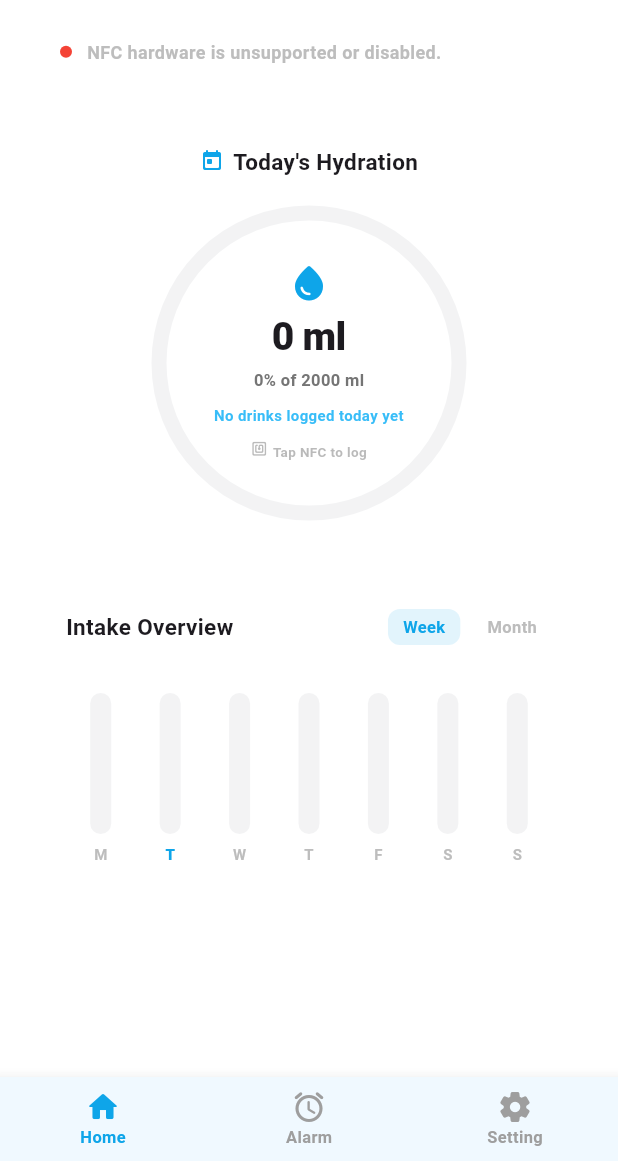
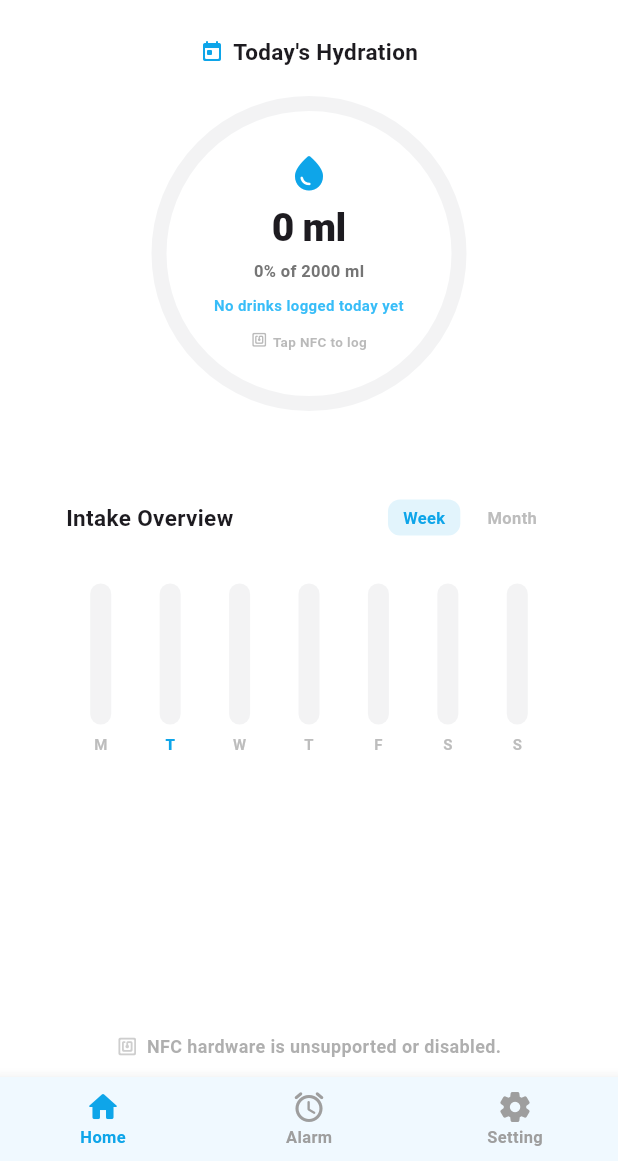
Before and after one commit to rmdir-sys32/hydra-water-tracker, a Flutter app: the screen it shows after launch, on a phone screen of 412 x 824 dp, the part 75-1236 px from its top. Run offline on Flutter 3.47's test engine with Material 3 defaults, Android fonts, the phone set to English and light mode, and no system bars; our stand-ins replace shared_preferences; missing offline and left inert: flutter_nfc_kit, liquid_glass_renderer.

Commit message:
Move dynamic NFC status banner to bottom of the screen above navbar with lower opacity

```diff
--- a/lib/main.dart
+++ b/lib/main.dart
@@ -411,7 +411,38 @@ class _WaterTrackerPageState extends State<WaterTrackerPage> with WidgetsBinding
     }
 
     return Scaffold(
-      body: SafeArea(child: currentBody),
+      body: SafeArea(
+        child: Column(
+          children: [
+            Expanded(child: currentBody),
+            Opacity(
+              opacity: 0.5,
+              child: Padding(
+                padding: const EdgeInsets.only(bottom: 12.0, left: 16.0, right: 16.0),
+                child: Row(
+                  mainAxisAlignment: MainAxisAlignment.center,
+                  children: [
+                    Icon(
+                      Icons.nfc_rounded,
+                      size: 14,
+                      color: _isPolling ? theme.colorScheme.primary : Colors.grey,
+                    ),
+                    const SizedBox(width: 6),
+                    Text(
+                      _status,
+                      style: TextStyle(
+                        fontSize: 12,
+                        fontWeight: FontWeight.bold,
+                        color: theme.brightness == Brightness.light ? Colors.grey[700] : Colors.grey[300],
+                      ),
+                    ),
+                  ],
+                ),
+              ),
+            ),
+          ],
+        ),
+      ),
       bottomNavigationBar: BottomNavigationBar(
           currentIndex: _currentIndex,
           onTap: (index) {
--- a/lib/stats_page.dart
+++ b/lib/stats_page.dart
@@ -115,51 +115,7 @@ class _StatsPageState extends State<StatsPage> {
                 ),
               ],
             ),
-            const SizedBox(height: 16),
 
-            // NFC Status Banner
-            LiquidGlass.withOwnLayer(
-              shape: const LiquidRoundedRectangle(borderRadius: 14),
-              settings: LiquidGlassSettings(
-                glassColor: widget.isPolling ? theme.colorScheme.primary.withOpacity(isLight ? 0.1 : 0.08) : theme.colorScheme.surface.withOpacity(isLight ? 0.65 : 0.4),
-                blur: 10,
-              ),
-              child: Container(
-                padding: const EdgeInsets.symmetric(horizontal: 16, vertical: 10),
-                decoration: BoxDecoration(
-                  borderRadius: BorderRadius.circular(14),
-                  border: widget.isPolling
-                      ? Border.all(color: theme.colorScheme.primary.withOpacity(0.3))
-                      : null,
-                ),
-                child: Row(
-                  children: [
-                    Container(
-                      width: 8,
-                      height: 8,
-                      decoration: BoxDecoration(
-                        shape: BoxShape.circle,
-                        color: !widget.nfcAvailable
-                            ? Colors.red
-                            : (widget.isPolling ? theme.colorScheme.primary : Colors.grey),
-                      ),
-                    ),
-                    const SizedBox(width: 10),
-                    Expanded(
-                      child: Text(
-                        widget.nfcStatus,
-                        style: TextStyle(
-                          fontSize: 12,
-                          fontWeight: FontWeight.w600,
-                          color: widget.isPolling ? theme.colorScheme.primary : Colors.grey[400],
-                        ),
-                      ),
-                    ),
-                  ],
-                ),
-              ),
-            ),
-            const SizedBox(height: 20),
 
             // STAT 1: Today's Hydration Progress Card (Wave glass theme)
             LiquidGlass.withOwnLayer(
```
